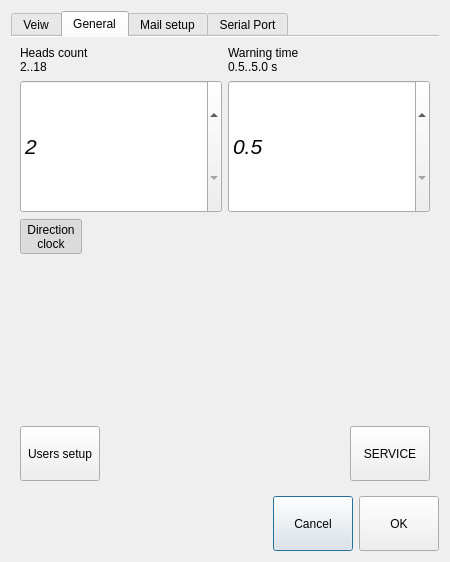
Old version of the form generalsettingdialog.ui in the repository mishkoLitvin/L_Aries-progect.
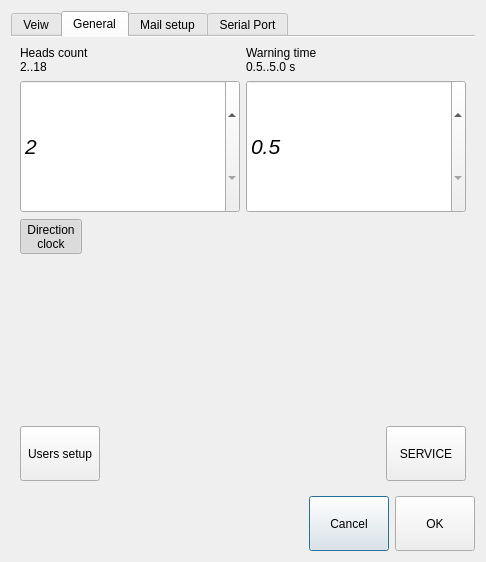
New version of the form. Icons and pictures are not drawn.

Commit message: Maintance work rewriten. Dialog afer stop apear function created

```diff
--- a/generalsettingdialog.ui
+++ b/generalsettingdialog.ui
@@ -6,7 +6,7 @@
    <rect>
     <x>0</x>
     <y>0</y>
-    <width>450</width>
+    <width>486</width>
     <height>562</height>
    </rect>
   </property>
```
The commit also changes 1 other file.
